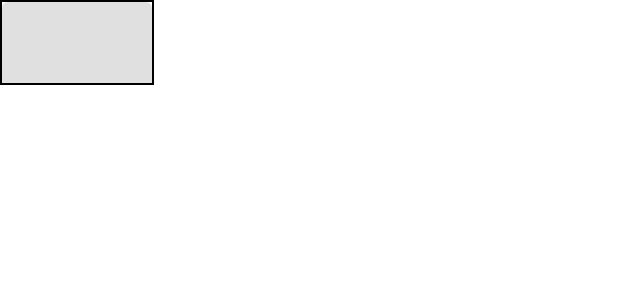
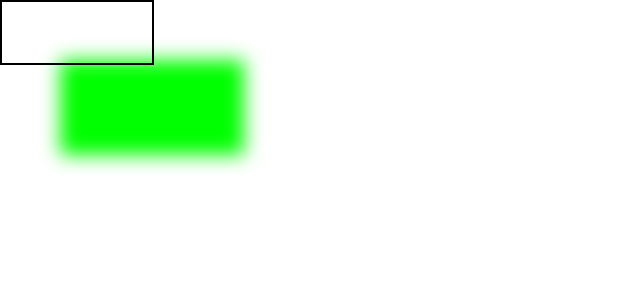
Before and after one commit to d4ndelion/control-text, an Android app built with Jetpack Compose: the @Preview function OutputScreenContent_Preview, on a phone screen of 412 x 824 dp. Shown: the top 300 px of the screen. Run offline under Robolectric (Android 15) with nearby library versions, the phone set to English and light mode, and no system bars.

Commit message:
shadow fix

```diff
--- a/app/src/main/java/com/dandelion/controltext/ui/screens/output/Output.kt
+++ b/app/src/main/java/com/dandelion/controltext/ui/screens/output/Output.kt
@@ -43,6 +43,7 @@ import androidx.compose.ui.focus.focusRequester
 import androidx.compose.ui.focus.onFocusChanged
 import androidx.compose.ui.graphics.Color
 import androidx.compose.ui.graphics.Color.Companion.Blue
+import androidx.compose.ui.graphics.Color.Companion.Green
 import androidx.compose.ui.graphics.Color.Companion.Transparent
 import androidx.compose.ui.graphics.Color.Companion.White
 import androidx.compose.ui.graphics.drawscope.DrawScope
@@ -181,9 +182,6 @@ fun ResultText(options: TextOptions, modifier: Modifier = Modifier) {
                         )
                     } else Modifier
                 )
-                .clip(RoundedCornerShape(radius))
-                .background(if (isBackgroundClear) Transparent else borderColor)
-                .padding(borderWidth)
                 .shadow(
                     color = if (isShadowColorClear) Transparent else shadowColor,
                     spread = shadowSize,
@@ -191,6 +189,9 @@ fun ResultText(options: TextOptions, modifier: Modifier = Modifier) {
                     offsetX = shadowOffsetX,
                     offsetY = shadowOffsetY
                 )
+                .clip(RoundedCornerShape(radius))
+                .background(if (isBackgroundClear) Transparent else borderColor)
+                .padding(borderWidth)
         ) {
             BasicText(
                 text = fieldValue,
@@ -366,9 +367,6 @@ fun ResultTextField(
                         )
                     } else Modifier
                 )
-                .clip(RoundedCornerShape(radius))
-                .background(if (isBackgroundClear) Transparent else borderColor)
-                .padding(borderWidth)
                 .shadow(
                     color = if (isShadowColorClear) Transparent else shadowColor,
                     spread = shadowSize,
@@ -376,6 +374,10 @@ fun ResultTextField(
                     offsetX = shadowOffsetX,
                     offsetY = shadowOffsetY
                 )
+                .clip(RoundedCornerShape(radius))
+                .background(if (isBackgroundClear) Transparent else borderColor)
+                .padding(borderWidth)
+
         ) {
             BasicTextField(value = fieldValue,
                 onValueChange = {
@@ -489,19 +491,30 @@ fun ResultTextField(
 @Preview
 @Composable
 private fun OutputScreenContent_Preview() {
-    val options by remember { mutableStateOf(TextFieldOptions(
-        width = 100.dp,
-        underlineColor = Color(0, 255, 0),
-        underlineThickness = 2.dp,
-        paddingTop = 20.dp,
-        paddingBottom = 10.dp,
-        paddingLeft = 30.dp
-    )) }
+    val options by remember {
+        mutableStateOf(
+            TextOptions(
+                width = 100.dp,
+                underlineColor = Color(0, 255, 0),
+                underlineThickness = 2.dp,
+                paddingTop = 20.dp,
+                paddingBottom = 10.dp,
+                paddingLeft = 30.dp,
+                background = Transparent,
+                isShadowColorClear = false,
+                shadowColor = Green,
+                shadowOpacity = 10.dp,
+                shadowOffsetX = 100.dp,
+                shadowOffsetY = 100.dp,
+                shadowSize = 60.dp
+            )
+        )
+    }
     Box(
         Modifier
             .fillMaxSize()
             .background(White)
     ) {
-        ResultTextField(options = options, focusRequester = FocusRequester(), nextFocusRequester = FocusRequester())
+        ResultText(options = options)
     }
 }
```
